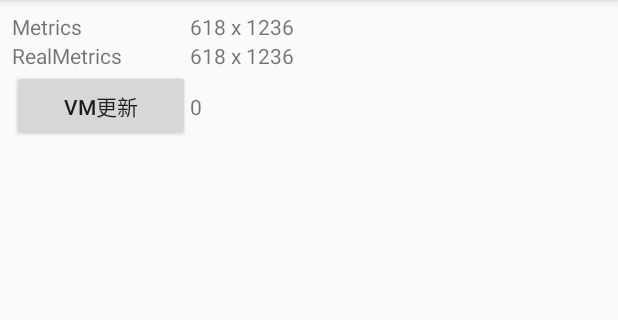
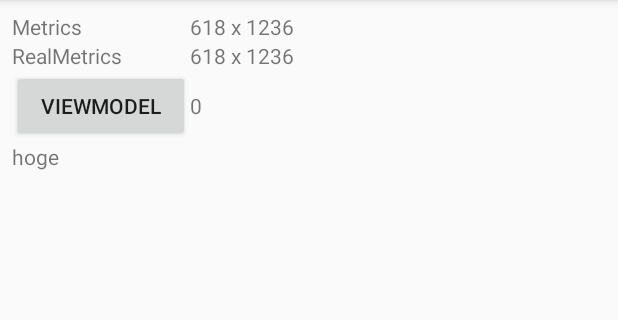
Before and after one commit to KantoWatanabe/AndroidSampleApp, an Android app: the screen it shows after launch (MainActivity), on a phone screen of 412 x 824 dp, the part 84-404 px from its top. Run offline under Robolectric (Android 15) with nearby library versions, the phone set to English and light mode, and no system bars; our stand-ins replace data binding; libraries missing offline, so code that uses them is left out: android.view.

Commit message:
[Add] DataBindingを試してみた

```diff
--- a/app/build.gradle
+++ b/app/build.gradle
@@ -3,6 +3,8 @@ apply plugin: 'com.android.application'
 apply plugin: 'kotlin-android'
 
 apply plugin: 'kotlin-android-extensions'
+
+apply plugin: 'kotlin-kapt'
 
 android {
     compileSdkVersion 28
@@ -23,6 +25,9 @@ android {
     kotlinOptions {
         jvmTarget = '1.8'
     }
+    dataBinding {
+        enabled = true
+    }
 }
 
 dependencies {
@@ -30,6 +35,7 @@ dependencies {
     implementation"org.jetbrains.kotlin:kotlin-stdlib-jdk7:$kotlin_version"
     implementation 'androidx.appcompat:appcompat:1.2.0'
     implementation 'androidx.fragment:fragment-ktx:1.2.5' // by viewModelsに必要
+    implementation 'androidx.lifecycle:lifecycle-extensions:2.2.0'
     implementation 'androidx.core:core-ktx:1.3.2'
     implementation 'androidx.constraintlayout:constraintlayout:2.0.4'
     testImplementation 'junit:junit:4.12'
--- a/app/src/main/java/kantowatanabe/androidsampleapp/MainActivity.kt
+++ b/app/src/main/java/kantowatanabe/androidsampleapp/MainActivity.kt
@@ -4,8 +4,9 @@ import androidx.appcompat.app.AppCompatActivity
 import android.os.Bundle
 import android.util.DisplayMetrics
 import androidx.activity.viewModels
+import androidx.databinding.DataBindingUtil
 import androidx.lifecycle.Observer
-import androidx.lifecycle.ViewModelProvider
+import kantowatanabe.androidsampleapp.databinding.ActivityMainBinding
 import kantowatanabe.androidsampleapp.viewmodel.MainViewModel
 import kotlinx.android.synthetic.main.activity_main.*
 
@@ -15,26 +16,31 @@ class MainActivity : AppCompatActivity() {
         super.onCreate(savedInstanceState)
         setContentView(R.layout.activity_main)
 
+        val viewModel: MainViewModel by viewModels()
+
+        val binding: ActivityMainBinding = DataBindingUtil.setContentView(this, R.layout.activity_main)
+        binding.viewModel = viewModel
+        binding.lifecycleOwner = this
+
         val m = DisplayMetrics()
         windowManager.defaultDisplay.getMetrics(m)
         val w = m.widthPixels
         val h = m.heightPixels
-        metrics.text = "$w x $h"
+        binding.metrics.text = "$w x $h"
 
         val rm = DisplayMetrics()
         windowManager.defaultDisplay.getRealMetrics(rm)
         val rw = rm.widthPixels
         val rh = rm.heightPixels
-        realMetrics.text = "$rw x $rh"
+        binding.realMetrics.text = "$rw x $rh"
 
-        val viewModel: MainViewModel by viewModels()
 
-        vmUpdBtn.setOnClickListener {
+        binding.vmUpdBtn.setOnClickListener {
             viewModel.count.value = viewModel.count.value!! + 1
         }
 
         val observer = Observer<Int> {
-            vmText.text = it.toString()
+            binding.vmText.text = it.toString()
         }
         viewModel.count.observe(this, observer)
     }
--- a/app/src/main/java/kantowatanabe/androidsampleapp/viewmodel/MainViewModel.kt
+++ b/app/src/main/java/kantowatanabe/androidsampleapp/viewmodel/MainViewModel.kt
@@ -9,7 +9,12 @@ class MainViewModel: ViewModel() {
         MutableLiveData<Int>()
     }
 
+    val bindingText: MutableLiveData<String> by lazy {
+        MutableLiveData<String>()
+    }
+
     init {
         count.value = 0
+        bindingText.value = "hoge"
     }
 }
--- a/app/src/main/res/layout/activity_main.xml
+++ b/app/src/main/res/layout/activity_main.xml
@@ -1,8 +1,17 @@
 <?xml version="1.0" encoding="utf-8"?>
-<androidx.constraintlayout.widget.ConstraintLayout
+<layout
         xmlns:android="http://schemas.android.com/apk/res/android"
         xmlns:tools="http://schemas.android.com/tools"
-        xmlns:app="http://schemas.android.com/apk/res-auto"
+        xmlns:app="http://schemas.android.com/apk/res-auto">
+
+    <data>
+        <variable
+                name="viewModel"
+                type="kantowatanabe.androidsampleapp.viewmodel.MainViewModel"/>
+        <import type="android.view.View"/>
+    </data>
+
+    <androidx.constraintlayout.widget.ConstraintLayout
             android:layout_width="match_parent"
             android:layout_height="match_parent"
             tools:context=".MainActivity">
@@ -44,9 +53,9 @@
             <LinearLayout
                     android:orientation="horizontal"
                     android:layout_width="match_parent"
-                android:layout_height="match_parent">
+                    android:layout_height="wrap_content">
                 <Button
-                    android:text="VM更新"
+                        android:text="ViewModel"
                         android:layout_width="0dp"
                         android:layout_height="wrap_content" android:id="@+id/vmUpdBtn" android:layout_weight="3"/>
                 <TextView
@@ -54,5 +63,15 @@
                         android:layout_width="0dp"
                         android:layout_height="wrap_content" android:id="@+id/vmText" android:layout_weight="7"/>
             </LinearLayout>
+            <LinearLayout
+                    android:orientation="horizontal"
+                    android:layout_width="match_parent"
+                    android:layout_height="match_parent">
+                <TextView
+                        android:text="@{viewModel.bindingText}"
+                        android:layout_width="match_parent"
+                        android:layout_height="wrap_content" android:id="@+id/bindingText" />
+            </LinearLayout>
         </LinearLayout>
     </androidx.constraintlayout.widget.ConstraintLayout>
+</layout>
```
Lines whose indentation alone changed are shown as unchanged.
